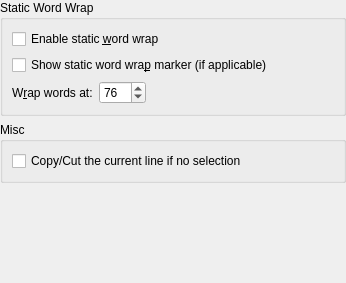
Before: the Qt Designer form part/dialogs/editconfigwidget.ui in KDE/kate, drawn with Qt 5.
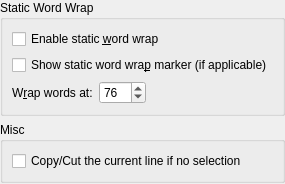
After: the same form once the commit is applied. Custom widgets are drawn as their Qt base class.

Commit message: remove useless geometry property from some UI files

```diff
--- a/part/dialogs/editconfigwidget.ui
+++ b/part/dialogs/editconfigwidget.ui
@@ -2,14 +2,6 @@
 <ui version="4.0">
  <class>EditConfigWidget</class>
  <widget class="QWidget" name="EditConfigWidget">
-  <property name="geometry">
-   <rect>
-    <x>0</x>
-    <y>0</y>
-    <width>346</width>
-    <height>283</height>
-   </rect>
-  </property>
   <layout class="QVBoxLayout">
    <property name="margin">
     <number>0</number>
```
The commit also changes 22 other files.
